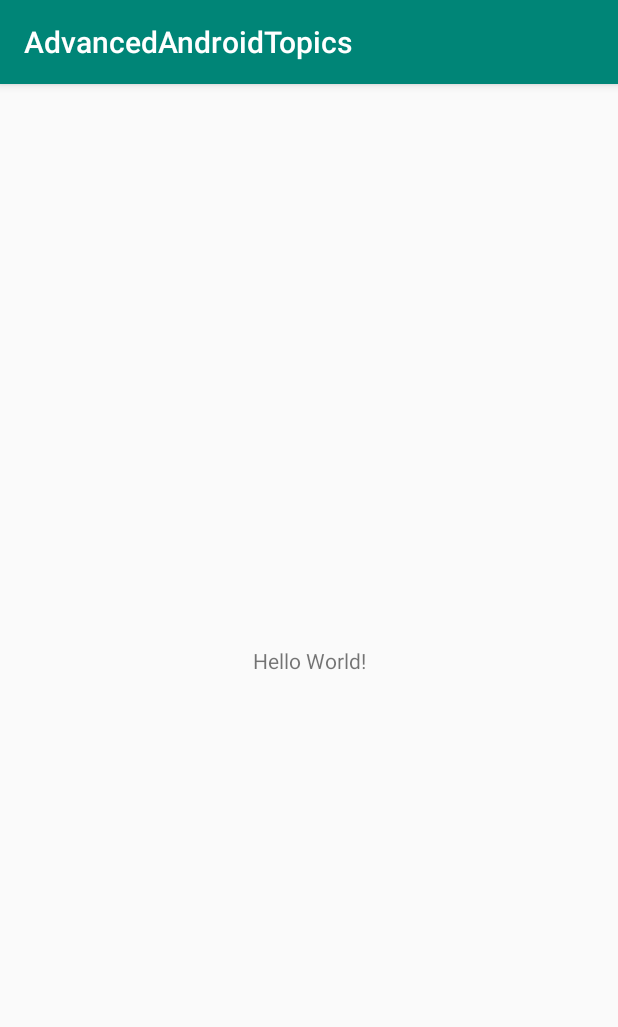
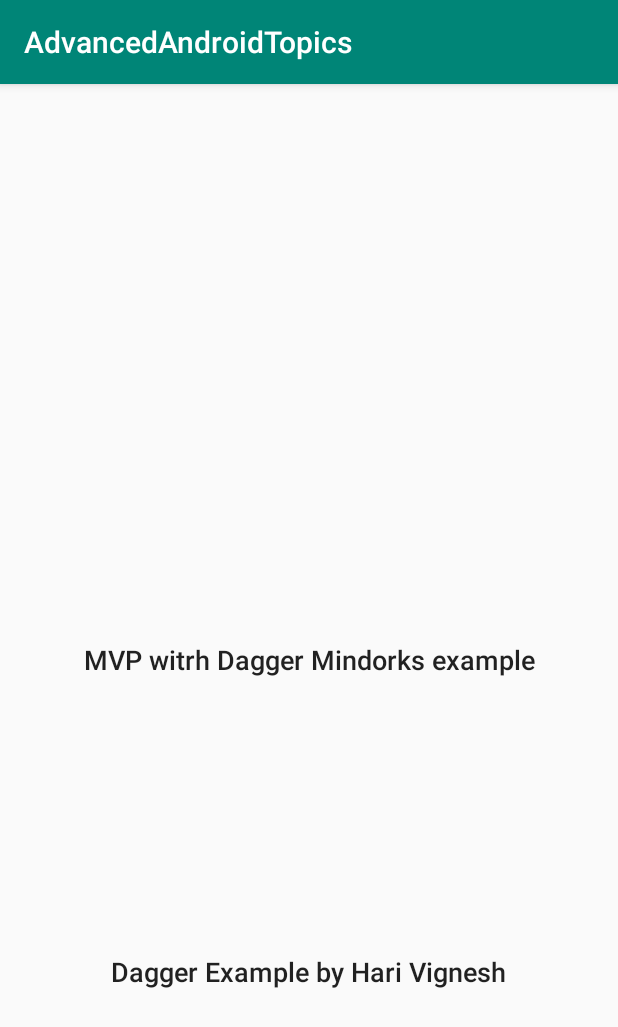
Before and after one commit to rajtheinnovator/AdvancedAndroidTopics, an Android app: the screen it shows after launch (MainActivity), on a phone screen of 412 x 824 dp. Shown: the top 1027 px of the screen. Run offline under Robolectric (Android 15) with nearby library versions, the phone set to English and light mode, and no system bars.

Commit message:
Setup initial packages and UI as base of diff examples

```diff
--- a/app/src/main/java/com/enpassio/advancedandroidtopics/MainActivity.java
+++ b/app/src/main/java/com/enpassio/advancedandroidtopics/MainActivity.java
@@ -1,13 +1,36 @@
 package com.enpassio.advancedandroidtopics;
 
+import android.content.Intent;
+import android.os.Bundle;
 import android.support.v7.app.AppCompatActivity;
-import android.os.Bundle;
+import android.view.View;
+import android.widget.Button;
 
-public class MainActivity extends AppCompatActivity {
+import com.enpassio.advancedandroidtopics.daggerexamplebyharivignesh.DaggerExampleByHariVignesh;
+import com.enpassio.advancedandroidtopics.mvpwithdaggermindorks.MvpWithDaggerActivity;
+
+public class MainActivity extends AppCompatActivity implements View.OnClickListener{
 
     @Override
     protected void onCreate(Bundle savedInstanceState) {
         super.onCreate(savedInstanceState);
         setContentView(R.layout.activity_main);
+        Button mvpWithDaggerMindorkd = findViewById(R.id.mvp_with_dagger_mindorks);
+        Button daggerExampleByHariVignesh = findViewById(R.id.dagger_example_hari_vignesh);
+        //set click listeners on buttons
+        mvpWithDaggerMindorkd.setOnClickListener(this);
+        daggerExampleByHariVignesh.setOnClickListener(this);
+    }
+
+    @Override
+    public void onClick(View view) {
+        switch (view.getId()){
+            case R.id.mvp_with_dagger_mindorks:
+                startActivity(new Intent(MainActivity.this, MvpWithDaggerActivity.class));
+                break;
+            case R.id.dagger_example_hari_vignesh:
+                startActivity(new Intent(MainActivity.this, DaggerExampleByHariVignesh.class));
+                break;
+        }
     }
 }
--- a/app/src/main/res/layout/activity_main.xml
+++ b/app/src/main/res/layout/activity_main.xml
@@ -6,13 +6,31 @@
     android:layout_height="match_parent"
     tools:context=".MainActivity">
 
-    <TextView
+    <Button
+        android:id="@+id/mvp_with_dagger_mindorks"
         android:layout_width="wrap_content"
         android:layout_height="wrap_content"
-        android:text="Hello World!"
+        android:background="@null"
+        android:text="MVP witrh Dagger Mindorks example"
+        android:textAllCaps="false"
+        android:textSize="18sp"
         app:layout_constraintBottom_toBottomOf="parent"
         app:layout_constraintLeft_toLeftOf="parent"
         app:layout_constraintRight_toRightOf="parent"
         app:layout_constraintTop_toTopOf="parent" />
 
+    <Button
+        android:id="@+id/dagger_example_hari_vignesh"
+        android:layout_width="wrap_content"
+        android:layout_height="wrap_content"
+        android:layout_marginBottom="152dp"
+        android:background="@null"
+        android:text="Dagger Example by Hari Vignesh"
+        android:textAllCaps="false"
+        android:textSize="18sp"
+        app:layout_constraintBottom_toBottomOf="parent"
+        app:layout_constraintEnd_toEndOf="@+id/mvp_with_dagger_mindorks"
+        app:layout_constraintHorizontal_bias="0.484"
+        app:layout_constraintStart_toStartOf="@+id/mvp_with_dagger_mindorks" />
+
 </android.support.constraint.ConstraintLayout>
```
Also changed, not shown: app/src/main/AndroidManifest.xml (+11 -1 lines), app/src/main/java/com/enpassio/advancedandroidtopics/daggerexamplebyharivignesh/DaggerExampleByHariVignesh.java (added, +15 -0 lines), app/src/main/java/com/enpassio/advancedandroidtopics/mvpwithdaggermindorks/MvpWithDaggerActivity.java (added, +15 -0 lines), app/src/main/res/layout/activity_dagger_example_by_hari_vignesh.xml (added, +9 -0 lines), app/src/main/res/layout/activity_mvp_with_dagger.xml (added, +9 -0 lines).
